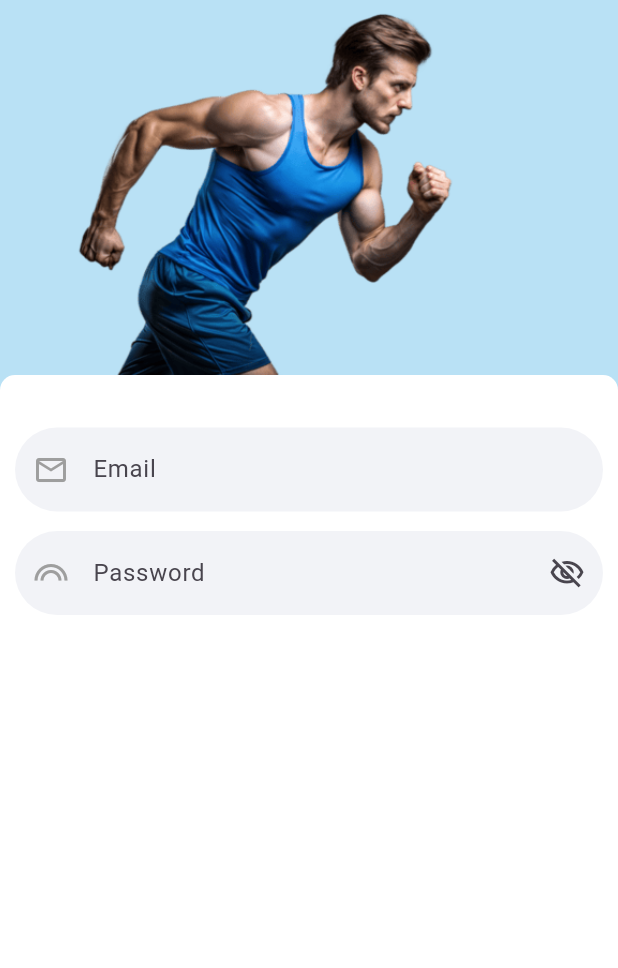
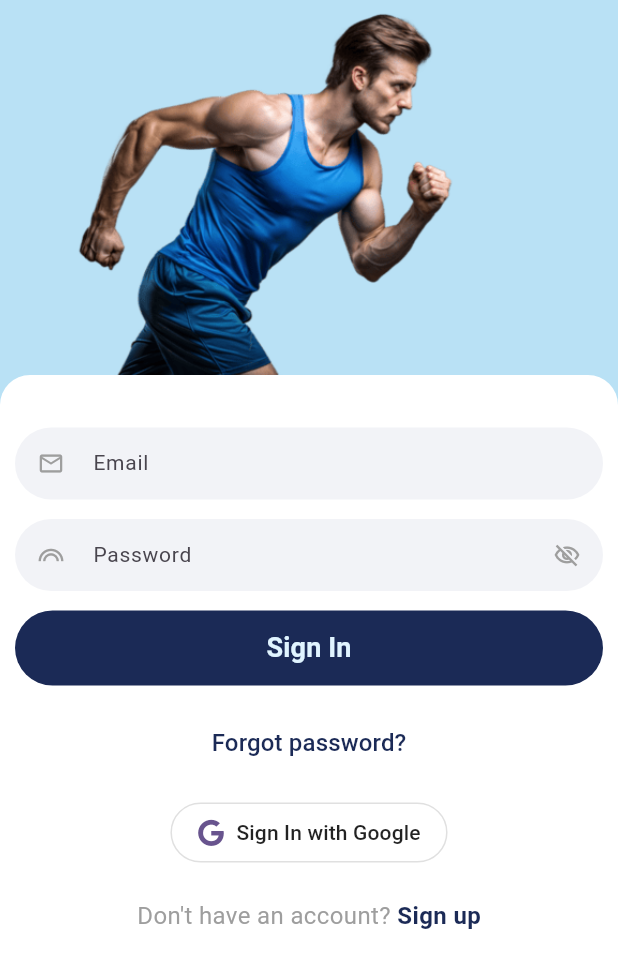
Before and after one commit to omirfarhan/Fitness_app, a Flutter app: the screen it shows after launch, on a phone screen of 412 x 824 dp. Shown: the top 968 px of the screen. Run offline on Flutter 3.47's test engine with Material 3 defaults, Android fonts, the light colour scheme and no system bars; our stand-ins replace font_awesome_flutter, get.

Commit message:
login page UI completely done

```diff
--- a/lib/features/auth/presentation/getx/authcontroller.dart
+++ b/lib/features/auth/presentation/getx/authcontroller.dart
@@ -1,9 +1,10 @@
 import 'package:flutter/material.dart';
+import 'package:get/get.dart';
 import 'package:get/get_state_manager/src/simple/get_controllers.dart';
 
 class  Authcontroller extends GetxController {
   final emailController = TextEditingController();
   final passwordController = TextEditingController();
-  bool obscurePassword = true;
+  var obscurePassword = true.obs;
 
 }
--- a/lib/features/auth/presentation/pages/login_page.dart
+++ b/lib/features/auth/presentation/pages/login_page.dart
@@ -1,9 +1,10 @@
 import 'package:cleancodearchitecture/features/auth/presentation/getx/authcontroller.dart';
 import 'package:cleancodearchitecture/features/auth/presentation/widgets/roundedfield.dart';
+import 'package:cleancodearchitecture/features/auth/presentation/widgets/socialbutton.dart';
 import 'package:flutter/material.dart';
 import 'package:flutter/src/widgets/framework.dart';
 import 'package:get/get.dart';
-
+import 'package:font_awesome_flutter/font_awesome_flutter.dart';
 
 class LoginPage extends GetView<Authcontroller> {
   const LoginPage({super.key});
@@ -34,8 +35,8 @@ class LoginPage extends GetView<Authcontroller> {
                     decoration: const BoxDecoration(
                       color: Colors.white,
                       borderRadius: BorderRadius.only(
-                        topLeft: Radius.circular(10),
-                        topRight: Radius.circular(10),
+                        topLeft: Radius.circular(20),
+                        topRight: Radius.circular(20),
                       ),
                     ),
 
@@ -52,24 +53,116 @@ class LoginPage extends GetView<Authcontroller> {
                               obscureText: false
                           ),
                           const SizedBox(height: 13),
-                          Roundedfield(
+
+                          Obx(() => Roundedfield(
                             controller: controller.passwordController,
                             hint: 'Password',
                             icon: Icons.looks_outlined,
-                              obscureText: controller.obscurePassword,
+                            obscureText: controller.obscurePassword.value,
                             suffixIcon: IconButton(
                                 onPressed: () {
-                                    controller.obscurePassword = !controller
-                                        .obscurePassword;
-                                    controller.update();
+                                  controller.obscurePassword.value = !controller
+                                      .obscurePassword.value;
                                 },
                                 icon: Icon(
-                                    controller.obscurePassword
+                                  controller.obscurePassword.value
                                       ? Icons.visibility_off_outlined
                                       : Icons.visibility_outlined,
+                                  color: Colors.grey,
                                 )
                             ),
+                          ),
+                        ),
+                          const SizedBox(height: 13),
+
+                          SizedBox(
+                            height: 50,
+                            child: ElevatedButton(
+                              onPressed: () {
+                                print('Login button pressed');
+                              },
+                              style: ElevatedButton.styleFrom(
+                                backgroundColor: const Color(0xFF1B2A56),
+                                foregroundColor: Colors.white,
+                                shape: RoundedRectangleBorder(
+                                  borderRadius: BorderRadius.circular(28),
+                                ),
+                                elevation: 0,
+                              ),
+                              child: Text(
+                                'Sign In',
+                                style: TextStyle(
+                                  color: Color(0xFFE0F4FF),
+                                  fontSize: 18,
+                                  fontWeight: FontWeight.w600
+                                ),
+                              ),
+                            ),
+                          ),
+
+                          const SizedBox(height: 14),
+
+                          TextButton(
+                            onPressed: () {
+                              print('Forgot password?');
+                            },
+                            child: const Text(
+                              'Forgot password?',
+                              style: TextStyle(
+                                  color: Color(0xFF1B2A56),
+                                fontSize: 16,
+                                fontWeight: FontWeight.w500
+                              ),
+                            ),
+                          ),
+
+                          const SizedBox(height: 12),
+
+                          Row(
+                            mainAxisAlignment: MainAxisAlignment.center,
+                            children: [
+                              Socialbutton(
+                                  icon: const FaIcon(
+                                    FontAwesomeIcons.google,
+                                  ),
+                                  iconColor: const Color(0xFF045A9F),
+                                  label: 'Sign In with Google',
+                                  onTap: () {
+                                    print('Google button pressed');
+                                  },
                               )
+                            ]
+                          ),
+                          const SizedBox(height: 20),
+
+                          Row(
+                            mainAxisAlignment: MainAxisAlignment.center,
+                            children: [
+                              const Text(
+                                "Don't have an account? ",
+                                style: TextStyle(
+                                  color: Colors.grey,
+                                  fontSize: 16,
+                                ),
+                              ),
+
+                              GestureDetector(
+                                onTap: () {
+                                  print('Sign up button');
+                                },
+
+                                child: const Text(
+                                  'Sign up',
+                                  style: TextStyle(
+                                    color: Color(0xFF1B2A56),
+                                    fontSize: 16,
+                                    fontWeight: FontWeight.w700,
+                                  ),
+                                ),
+
+                              )
+                            ],
+                          ),
                         ],
                       ),
                     ),
--- a/lib/features/auth/presentation/widgets/roundedfield.dart
+++ b/lib/features/auth/presentation/widgets/roundedfield.dart
@@ -20,21 +20,34 @@ class Roundedfield extends StatelessWidget {
 
   @override
   Widget build(BuildContext context) {
-    return TextField(
+    return SizedBox(
+      height: 48,
+      child: TextField(
         controller: controller,
         obscureText: obscureText,
+        style: const TextStyle(
+          fontSize: 14,
+        ),
         decoration: InputDecoration(
+          hintStyle: const TextStyle(
+            fontSize: 14,
+          ),
+          isDense: true,
           hintText: hint,
           prefixIcon: Icon(icon, color: Colors.grey),
           suffixIcon: suffixIcon,
           filled: true,
           fillColor: const Color(0xFFF2F3F7),
-        contentPadding: const EdgeInsets.symmetric(vertical: 16),
+          contentPadding: const EdgeInsets.symmetric(
+          vertical: 8,
+          horizontal: 12,
+        ),
           border: OutlineInputBorder(
             borderRadius: BorderRadius.circular(28),
             borderSide: BorderSide.none,
           ),
         )
+      ),
     );
   }
 }
--- /dev/null
+++ b/lib/features/auth/presentation/widgets/socialbutton.dart
@@ -0,0 +1,37 @@
+import 'package:flutter/material.dart';
+import 'package:font_awesome_flutter/font_awesome_flutter.dart';
+
+class Socialbutton extends StatelessWidget {
+
+  final Widget icon;
+  final Color iconColor;
+  final String label;
+  final VoidCallback onTap;
+
+  const Socialbutton({
+    super.key,
+    required this.icon,
+    required this.iconColor,
+    required this.label,
+    required this.onTap
+  });
+
+  @override
+  Widget build(BuildContext context) {
+    return OutlinedButton.icon(
+        onPressed: onTap,
+        icon:icon,
+        label: Text(
+          label,
+          style: const TextStyle(color: Colors.black87),
+        ),
+      style: OutlinedButton.styleFrom(
+        side: const BorderSide(color: Color(0xFFE0E0E0)),
+        shape: RoundedRectangleBorder(
+          borderRadius: BorderRadius.circular(24),
+        ),
+        padding: const EdgeInsets.symmetric(horizontal: 18, vertical: 10),
+      ),
+    );
+  }
+}
--- a/pubspec.yaml
+++ b/pubspec.yaml
@@ -14,6 +14,7 @@ dependencies:
   cupertino_icons: ^1.0.8
   get: ^4.7.3
   flutter_svg: ^2.3.0
+  font_awesome_flutter: ^11.0.0
 
 dev_dependencies:
   flutter_test:
```
Also changed, not shown: pubspec.lock. Lines whose indentation alone changed are shown as unchanged.
